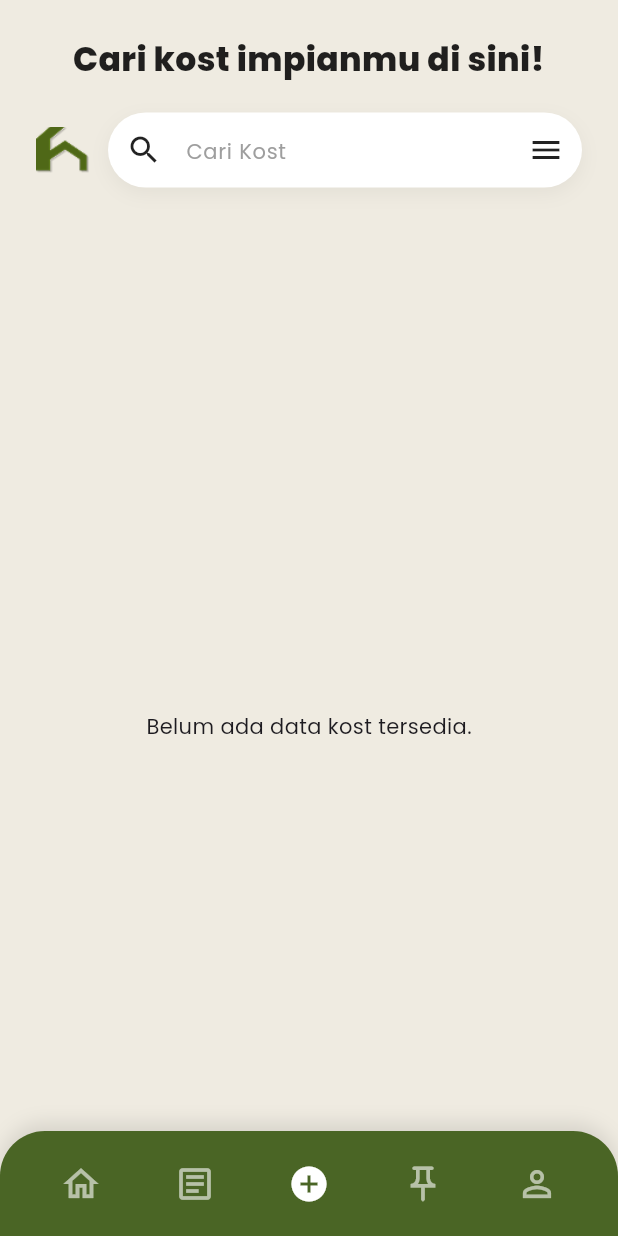
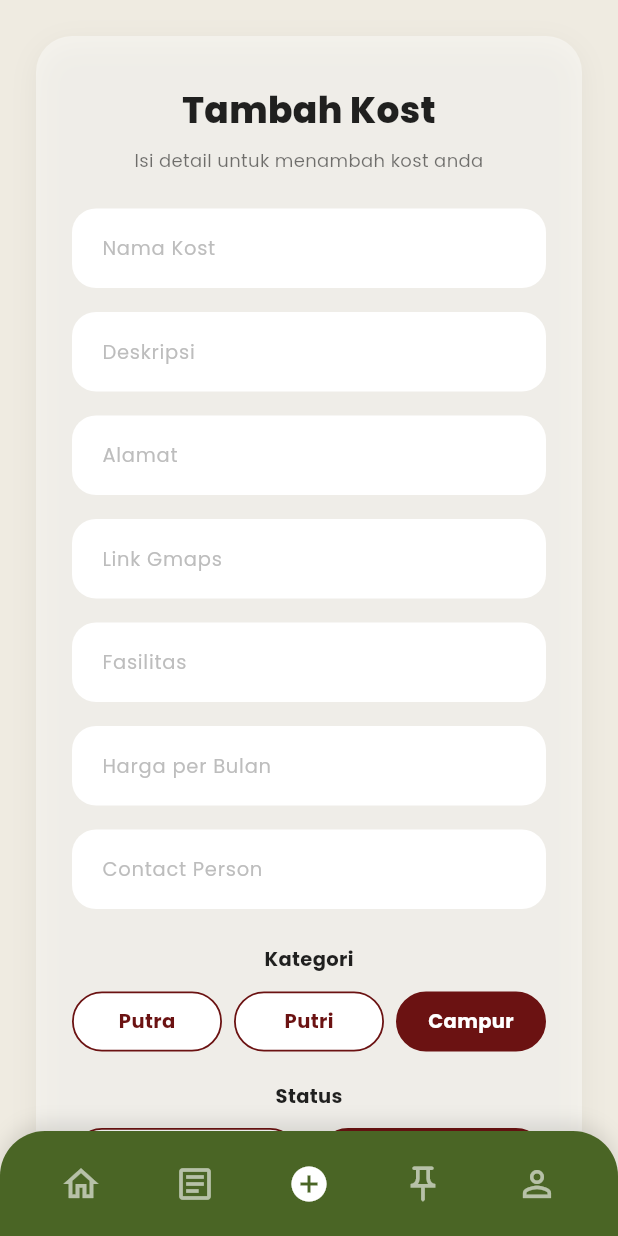
Before and after one commit to nezyazulfa/HunianKu, a Flutter app: the DashboardPage screen opened directly, item 3 of the bottom bar chosen, on a phone screen of 412 x 824 dp. Run offline on Flutter 3.47's test engine with Material 3 defaults, Android fonts, the phone set to English and light mode, and no system bars; our stand-ins replace flutter_dotenv, flutter_secure_storage, google_fonts, google_sign_in, hive, shared_preferences; missing offline and left inert: mongo_dart; accounts and stored records are empty; generated files the repository leaves out were written again; statements that could not run were skipped.

Commit message:
tambah ui tambah_kost & perbaikan navbar

```diff
--- a/hunianku/lib/features/dashboard/views/dashboard_page.dart
+++ b/hunianku/lib/features/dashboard/views/dashboard_page.dart
@@ -3,6 +3,7 @@ import 'package:hunianku/services/session_service.dart';
 import 'package:hunianku/features/dashboard/views/detail_kost_page.dart';
 import 'package:hunianku/features/dashboard/controllers/dashboard_controller.dart';
 import 'package:hunianku/features/dashboard/model/kost_model.dart';
+import 'package:hunianku/features/tambah_kost/views/tambah_kost_page.dart';
 
 class DashboardPage extends StatefulWidget {
   const DashboardPage({super.key});
@@ -50,12 +51,75 @@ class _DashboardPageState extends State<DashboardPage> {
 
   @override
   Widget build(BuildContext context) {
+    // List halaman yang akan ditampilkan sesuai index navbar
+    final List<Widget> pages = [
+      _buildMainDashboard(), // Index 0: Tampilan list kost yang utama
+      const Center(child: Text("Halaman Dokumen/Key")), // Index 1
+      const AddKostPage(),   // Index 2: Halaman Tambah Kost
+      const Center(child: Text("Halaman Edit/Pin")),   // Index 3
+      const Center(child: Text("Halaman Profil")),     // Index 4
+    ];
+
     return Scaffold(
       backgroundColor: backgroundColor,
+      // Mencegah Navbar terdorong ke atas oleh keyboard saat mengetik
+      resizeToAvoidBottomInset: false,
       body: SafeArea(
         child: Stack(
           children: [
-            Column(
+            // Konten berubah sesuai index yang dipilih
+            pages[_selectedIndex],
+
+            // Navbar tetap berada di paling atas (Stack layer teratas)
+            Positioned(
+              left: 0,
+              right: 0,
+              bottom: 0,
+              child: Container(
+                height: 70,
+                decoration: BoxDecoration(
+                  color: primaryGreen,
+                  borderRadius: const BorderRadius.only(
+                    topLeft: Radius.circular(30),
+                    topRight: Radius.circular(30),
+                  ),
+                  boxShadow: [
+                    BoxShadow(
+                      color: Colors.black.withOpacity(0.1),
+                      blurRadius: 10,
+                      offset: const Offset(0, -5),
+                    ),
+                  ],
+                ),
+                child: Row(
+                  mainAxisAlignment: MainAxisAlignment.spaceEvenly,
+                  children: _userRole == 'pemilik'
+                  ? [
+                      _buildNavItem(Icons.home, Icons.home_outlined, 0),
+                      _buildNavItem(Icons.vpn_key, Icons.vpn_key_outlined, 1),
+                      _buildNavItem(Icons.add_circle, Icons.add, 2),
+                      _buildNavItem(Icons.edit, Icons.edit_outlined, 3),
+                      _buildNavItem(Icons.person, Icons.person_outline, 4),
+                    ]
+                  : [
+                      _buildNavItem(Icons.home, Icons.home_outlined, 0),
+                      _buildNavItem(Icons.article, Icons.article_outlined, 1),
+                      _buildNavItem(Icons.add_circle, Icons.add, 2),
+                      _buildNavItem(Icons.push_pin, Icons.push_pin_outlined, 3),
+                      _buildNavItem(Icons.person, Icons.person_outline, 4),
+                    ],
+                ),
+              ),
+            ),
+          ],
+        ),
+      ),
+    );
+  }
+
+  // FUNGSI UNTUK MENAMPILKAN DASHBOARD UTAMA (SEARCH & LIST KOST)
+  Widget _buildMainDashboard() {
+    return Column(
       crossAxisAlignment: CrossAxisAlignment.stretch,
       children: [
         const SizedBox(height: 24),
@@ -73,7 +137,7 @@ class _DashboardPageState extends State<DashboardPage> {
         ),
         const SizedBox(height: 20),
 
-                // SEARCH BAR & LOGO (Tetap Sama)
+        // SEARCH BAR & LOGO
         Padding(
           padding: const EdgeInsets.symmetric(horizontal: 24.0),
           child: Row(
@@ -115,7 +179,7 @@ class _DashboardPageState extends State<DashboardPage> {
         ),
         const SizedBox(height: 20),
 
-                // LIST KOST (Dihubungkan dengan ValueListenableBuilder)
+        // LIST KOST
         Expanded(
           child: ValueListenableBuilder<bool>(
             valueListenable: _controller.isLoading,
@@ -140,7 +204,7 @@ class _DashboardPageState extends State<DashboardPage> {
                     itemCount: kostList.length,
                     itemBuilder: (context, index) {
                       final kost = kostList[index];
-                              return _buildKostCard(kost); // Kirim KostModel ke widget
+                      return _buildKostCard(kost);
                     },
                   );
                 },
@@ -149,54 +213,6 @@ class _DashboardPageState extends State<DashboardPage> {
           ),
         ),
       ],
-            ),
-
-            // BOTTOM NAVIGATION BAR (Tetap Sama)
-            Positioned(
-              left: 0,
-              right: 0,
-              bottom: 0,
-              child: Container(
-                height: 70,
-                decoration: BoxDecoration(
-                  color: primaryGreen,
-                  borderRadius: const BorderRadius.only(
-                    topLeft: Radius.circular(30),
-                    topRight: Radius.circular(30),
-                  ),
-                  boxShadow: [
-                    BoxShadow(
-                      color: Colors.black.withOpacity(0.1),
-                      blurRadius: 10,
-                      offset: const Offset(0, -5),
-                    ),
-                  ],
-                ),
-                child: Row(
-                  mainAxisAlignment: MainAxisAlignment.spaceEvenly,
-                  children: _userRole == 'pemilik'
-                  ? [
-                      // --- NAVBAR PEMILIK KOST ---
-                      _buildNavItem(Icons.home, Icons.home_outlined, 0),
-                      _buildNavItem(Icons.vpn_key, Icons.vpn_key_outlined, 1),
-                      _buildNavItem(Icons.add_circle, Icons.add, 2),
-                      _buildNavItem(Icons.edit, Icons.edit_outlined, 3),
-                      _buildNavItem(Icons.person, Icons.person_outline, 4),
-                    ]
-                  : [
-                      // --- NAVBAR PENGHUNI KOST ---
-                      _buildNavItem(Icons.home, Icons.home_outlined, 0),
-                      _buildNavItem(Icons.article, Icons.article_outlined, 1),
-                      _buildNavItem(Icons.add_circle, Icons.add, 2), // Saat tidak aktif berupa +, saat aktif bulat penuh
-                      _buildNavItem(Icons.push_pin, Icons.push_pin_outlined, 3),
-                      _buildNavItem(Icons.person, Icons.person_outline, 4),
-                    ],
-                ),
-              ),
-            ),
-          ],
-        ),
-      ),
     );
   }
 
--- /dev/null
+++ b/hunianku/lib/features/tambah_kost/views/tambah_kost_page.dart
@@ -0,0 +1,262 @@
+import 'package:flutter/material.dart';
+
+class AddKostPage extends StatefulWidget {
+  const AddKostPage({super.key});
+
+  @override
+  State<AddKostPage> createState() => _AddKostPageState();
+}
+
+class _AddKostPageState extends State<AddKostPage> {
+  // Controllers untuk text input
+  final TextEditingController _namaController = TextEditingController();
+  final TextEditingController _deskripsiController = TextEditingController();
+  final TextEditingController _alamatController = TextEditingController();
+  final TextEditingController _gmapsController = TextEditingController();
+  final TextEditingController _fasilitasController = TextEditingController();
+  final TextEditingController _hargaController = TextEditingController();
+  final TextEditingController _kontakController = TextEditingController();
+
+  // State untuk radio/toggle button
+  String _selectedKategori = 'Campur'; // Default terpilih
+  String _selectedStatus = 'Full'; // Default terpilih
+
+  // Warna sesuai palet desain
+  final Color backgroundColor = const Color(0xFFEFEBE1); // Krem terang
+  final Color cardColor = const Color(0x80FBFBF9);
+  final Color primaryGreen = const Color(0xFF4A6525); // Hijau olive
+  final Color primaryRed = const Color(0xFF6B1212); // Merah marun
+  final Color inputBackgroundColor = Colors.white;
+
+  @override
+  void dispose() {
+    _namaController.dispose();
+    _deskripsiController.dispose();
+    _alamatController.dispose();
+    _gmapsController.dispose();
+    _fasilitasController.dispose();
+    _hargaController.dispose();
+    _kontakController.dispose();
+    super.dispose();
+  }
+
+  @override
+  Widget build(BuildContext context) {
+    return Scaffold(
+      backgroundColor: backgroundColor,
+      // SafeArea agar aman dari notch/status bar
+      body: SafeArea(
+        child: SingleChildScrollView(
+          padding: const EdgeInsets.symmetric(horizontal: 24.0, vertical: 24.0),
+          // Tambahkan bottom padding ekstra jika halaman ini akan digabung dengan Bottom Navigation Bar
+          child: Column(
+            children: [
+              // Card Container utama
+              Container(
+                padding: const EdgeInsets.symmetric(horizontal: 24.0, vertical: 32.0),
+                decoration: BoxDecoration(
+                  color: cardColor,
+                  borderRadius: BorderRadius.circular(24),
+                  boxShadow: [
+                    BoxShadow(
+                      color: Colors.black.withOpacity(0.05),
+                      blurRadius: 15,
+                      offset: const Offset(0, 5),
+                    ),
+                  ],
+                ),
+                child: Column(
+                  mainAxisSize: MainAxisSize.min,
+                  children: [
+                    // Judul Form
+                    const Text(
+                      'Tambah Kost',
+                      style: TextStyle(
+                        fontSize: 24,
+                        fontWeight: FontWeight.w800,
+                        color: Colors.black87,
+                      ),
+                    ),
+                    const SizedBox(height: 8),
+
+                    // Sub-judul
+                    const Text(
+                      'Isi detail untuk menambah kost anda',
+                      style: TextStyle(
+                        fontSize: 12,
+                        color: Colors.black54,
+                      ),
+                      textAlign: TextAlign.center,
+                    ),
+                    const SizedBox(height: 24),
+
+                    // --- FIELD INPUT ---
+                    _buildTextField(controller: _namaController, hintText: 'Nama Kost'),
+                    const SizedBox(height: 16),
+                    _buildTextField(controller: _deskripsiController, hintText: 'Deskripsi'),
+                    const SizedBox(height: 16),
+                    _buildTextField(controller: _alamatController, hintText: 'Alamat'),
+                    const SizedBox(height: 16),
+                    _buildTextField(controller: _gmapsController, hintText: 'Link Gmaps'),
+                    const SizedBox(height: 16),
+                    _buildTextField(controller: _fasilitasController, hintText: 'Fasilitas'),
+                    const SizedBox(height: 16),
+                    _buildTextField(controller: _hargaController, hintText: 'Harga per Bulan', isNumeric: true),
+                    const SizedBox(height: 16),
+                    _buildTextField(controller: _kontakController, hintText: 'Contact Person', isNumeric: true),
+                    const SizedBox(height: 24),
+
+                    // --- KATEGORI KOST ---
+                    const Text(
+                      'Kategori',
+                      style: TextStyle(fontSize: 13, fontWeight: FontWeight.bold, color: Colors.black87),
+                    ),
+                    const SizedBox(height: 12),
+                    Row(
+                      children: [
+                        _buildSelectionButton('Putra', _selectedKategori, (val) => setState(() => _selectedKategori = val)),
+                        const SizedBox(width: 8),
+                        _buildSelectionButton('Putri', _selectedKategori, (val) => setState(() => _selectedKategori = val)),
+                        const SizedBox(width: 8),
+                        _buildSelectionButton('Campur', _selectedKategori, (val) => setState(() => _selectedKategori = val)),
+                      ],
+                    ),
+                    const SizedBox(height: 20),
+
+                    // --- STATUS KOST ---
+                    const Text(
+                      'Status',
+                      style: TextStyle(fontSize: 13, fontWeight: FontWeight.bold, color: Colors.black87),
+                    ),
+                    const SizedBox(height: 12),
+                    Row(
+                      children: [
+                        _buildSelectionButton('Tersedia', _selectedStatus, (val) => setState(() => _selectedStatus = val)),
+                        const SizedBox(width: 12),
+                        _buildSelectionButton('Full', _selectedStatus, (val) => setState(() => _selectedStatus = val)),
+                      ],
+                    ),
+                    const SizedBox(height: 32),
+
+                    // --- TOMBOL AKSI (Draf & Simpan) ---
+                    Row(
+                      children: [
+                        // Tombol Draf (Outline)
+                        Expanded(
+                          child: OutlinedButton(
+                            onPressed: () {
+                              // Logika simpan draf
+                            },
+                            style: OutlinedButton.styleFrom(
+                              side: BorderSide(color: primaryGreen, width: 1.5),
+                              minimumSize: const Size(0, 48),
+                              shape: RoundedRectangleBorder(
+                                borderRadius: BorderRadius.circular(16),
+                              ),
+                            ),
+                            child: Text(
+                              'Draf',
+                              style: TextStyle(
+                                fontSize: 14,
+                                fontWeight: FontWeight.bold,
+                                color: primaryGreen,
+                              ),
+                            ),
+                          ),
+                        ),
+                        const SizedBox(width: 16),
+
+                        // Tombol Simpan (Filled)
+                        Expanded(
+                          child: ElevatedButton(
+                            onPressed: () {
+                              // Logika simpan data ke database
+                              print('Menyimpan Kost: ${_namaController.text}');
+                            },
+                            style: ElevatedButton.styleFrom(
+                              backgroundColor: primaryGreen,
+                              foregroundColor: Colors.white,
+                              minimumSize: const Size(0, 48),
+                              elevation: 0,
+                              shape: RoundedRectangleBorder(
+                                borderRadius: BorderRadius.circular(16),
+                              ),
+                            ),
+                            child: const Text(
+                              'Simpan',
+                              style: TextStyle(
+                                fontSize: 14,
+                                fontWeight: FontWeight.bold,
+                              ),
+                            ),
+                          ),
+                        ),
+                      ],
+                    ),
+                  ],
+                ),
+              ),
+              const SizedBox(height: 60), // Spasi bawah ekstra agar tidak mentok
+            ],
+          ),
+        ),
+      ),
+    );
+  }
+
+  // Widget bantuan untuk membuat Text Field yang seragam
+  Widget _buildTextField({
+    required TextEditingController controller,
+    required String hintText,
+    bool isNumeric = false,
+  }) {
+    return Container(
+      decoration: BoxDecoration(
+        color: inputBackgroundColor,
+        borderRadius: BorderRadius.circular(16), // Rounded pill
+      ),
+      child: TextField(
+        controller: controller,
+        keyboardType: isNumeric ? TextInputType.number : TextInputType.text,
+        style: const TextStyle(fontSize: 14),
+        decoration: InputDecoration(
+          hintText: hintText,
+          hintStyle: TextStyle(color: Colors.grey.shade400, fontSize: 13),
+          border: InputBorder.none,
+          contentPadding: const EdgeInsets.symmetric(horizontal: 20, vertical: 16),
+        ),
+      ),
+    );
+  }
+
+  // Widget bantuan untuk membuat tombol Kategori & Status (Bisa Outline / Filled)
+  Widget _buildSelectionButton(String title, String groupValue, Function(String) onSelect) {
+    bool isSelected = title == groupValue;
+
+    return Expanded(
+      child: GestureDetector(
+        onTap: () => onSelect(title),
+        child: Container(
+          height: 40,
+          alignment: Alignment.center,
+          decoration: BoxDecoration(
+            color: isSelected ? primaryRed : Colors.white,
+            borderRadius: BorderRadius.circular(20),
+            border: Border.all(
+              color: primaryRed,
+              width: 1.2,
+            ),
+          ),
+          child: Text(
+            title,
+            style: TextStyle(
+              color: isSelected ? Colors.white : primaryRed,
+              fontWeight: FontWeight.bold,
+              fontSize: 13,
+            ),
+          ),
+        ),
+      ),
+    );
+  }
+}
```
Lines whose indentation alone changed are shown as unchanged.
